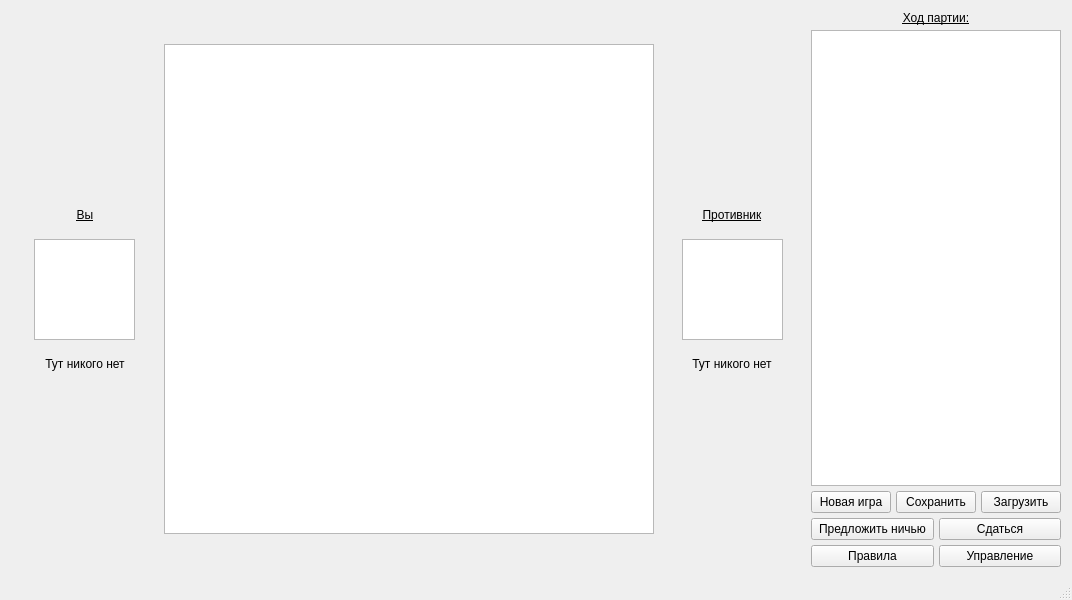
First picture: the form in mainwindow.ui, repository DarthAkiraNihil/CLCheckers2ThePathOfQTness, before the edit.
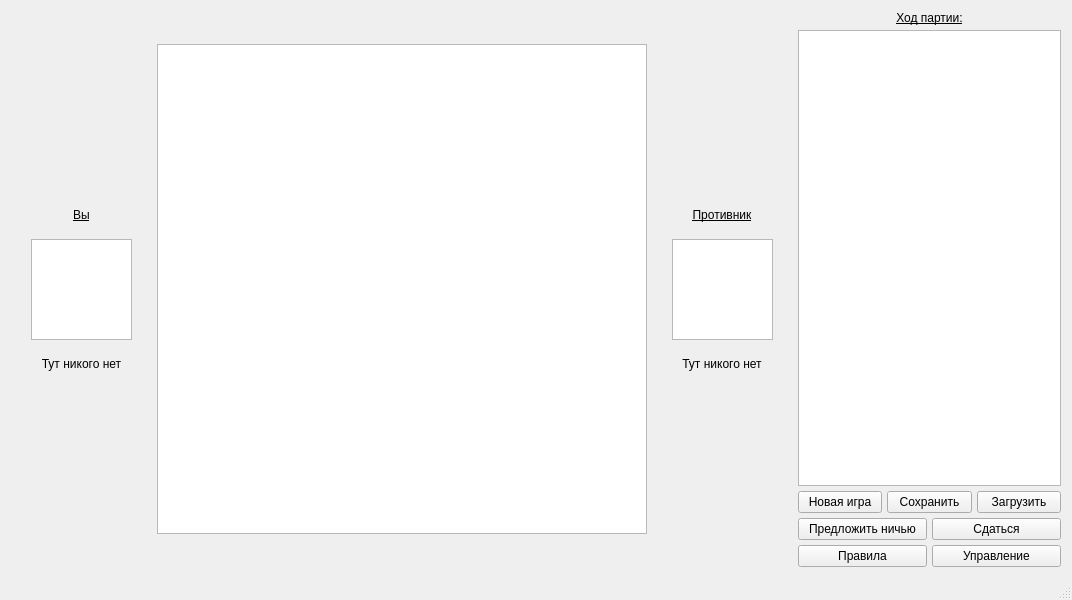
Second picture: the form after the edit.

Commit message: Remove some methods to a new class

Diff of the .ui file:
```diff
--- a/mainwindow.ui
+++ b/mainwindow.ui
@@ -22,12 +22,12 @@
   <widget class="QWidget" name="central">
    <layout class="QVBoxLayout" name="verticalLayout_5">
     <item>
-     <layout class="QHBoxLayout" name="mainLayout" stretch="1,0,1,1">
+     <layout class="QHBoxLayout" name="mainLayout" stretch="1,8,1,2">
       <property name="spacing">
        <number>5</number>
       </property>
       <property name="sizeConstraint">
-       <enum>QLayout::SetFixedSize</enum>
+       <enum>QLayout::SetDefaultConstraint</enum>
       </property>
       <property name="leftMargin">
        <number>2</number>
```
Left out of the diff: 8 changed lines with no effect on the pictures. The commit also changes 10 other files.
